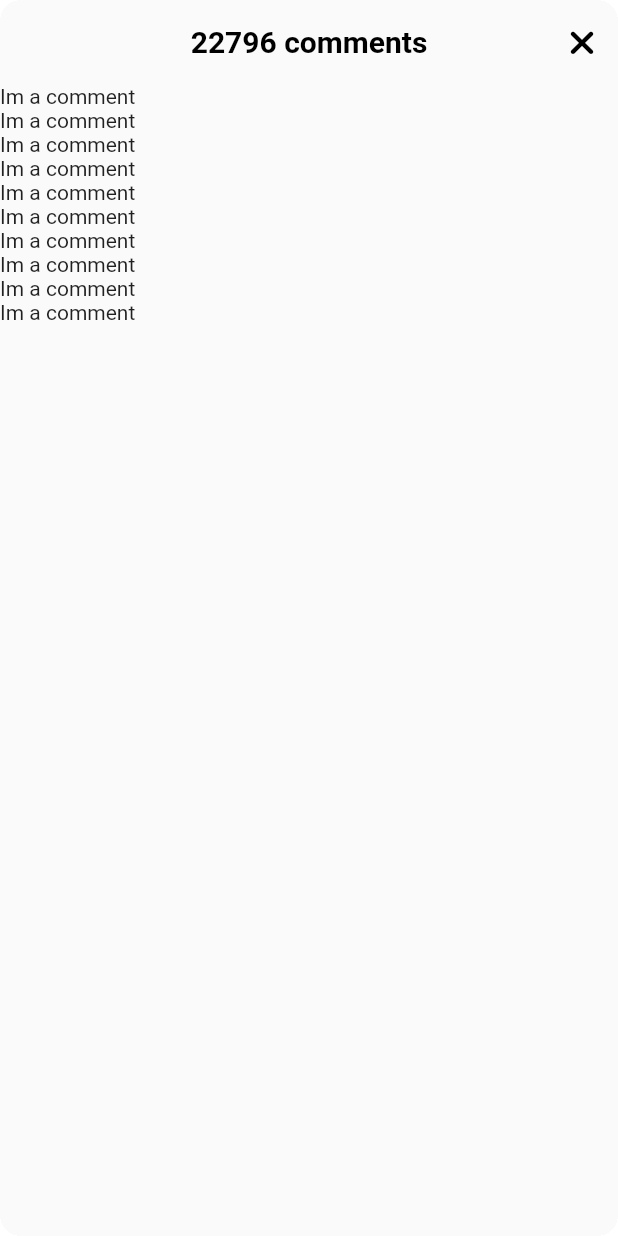
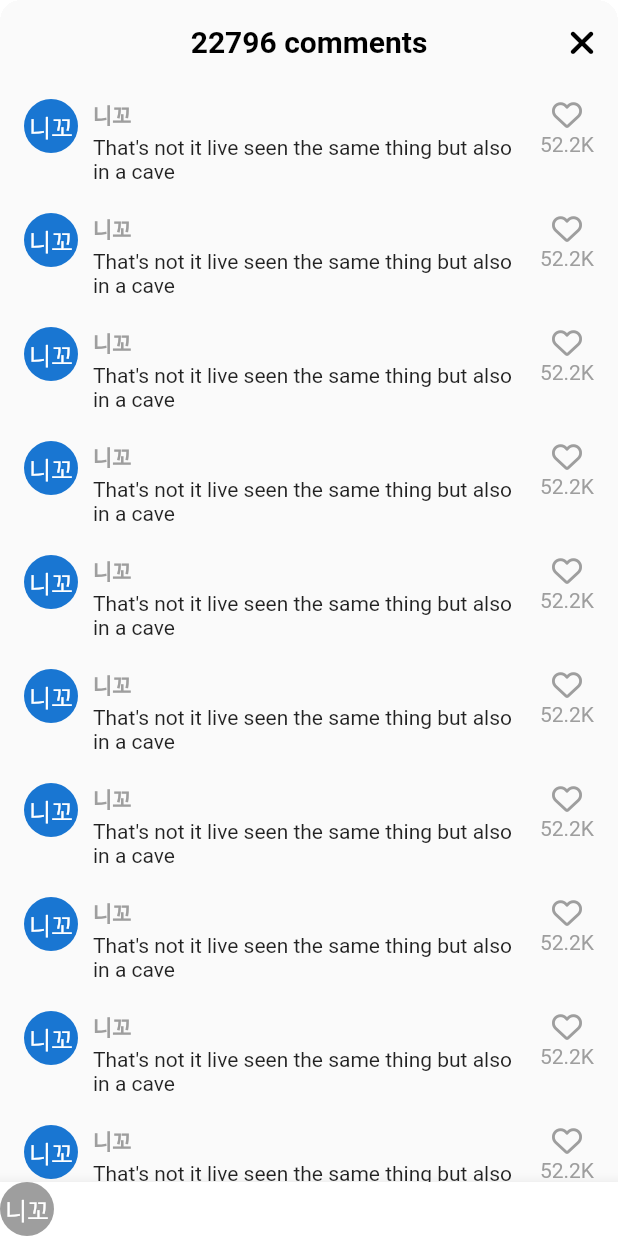
Before and after one commit to ghrms80/tiktok-clone, a Flutter app: the VideoComments screen opened directly, on a phone screen of 412 x 824 dp. Run offline on Flutter 3.47's test engine with Material 2 defaults, Android fonts, the phone set to English and light mode, and no system bars; our stand-ins replace font_awesome_flutter, marquee, video_player, visibility_detector; network calls fail.

Commit message:
8.1 Comments

```diff
--- a/lib/features/videos/widgets/video_comments.dart
+++ b/lib/features/videos/widgets/video_comments.dart
@@ -1,5 +1,6 @@
 import 'package:flutter/material.dart';
 import 'package:font_awesome_flutter/font_awesome_flutter.dart';
+import 'package:tiktok_clone/constants/gaps.dart';
 import 'package:tiktok_clone/constants/sizes.dart';
 
 class VideoComments extends StatefulWidget {
@@ -35,10 +36,70 @@ class _VideoCommentsState extends State<VideoComments> {
             )
           ],
         ),
-        body: ListView.builder(
+        body: ListView.separated(
+          padding: const EdgeInsets.symmetric(
+            vertical: Sizes.size10,
+            horizontal: Sizes.size16,
+          ),
+          separatorBuilder: (context, index) => Gaps.v20,
           itemCount: 10,
-          itemBuilder: (context, index) => Container(
-            child: const Text('Im a comment'),
+          itemBuilder: (context, index) => Row(
+            crossAxisAlignment: CrossAxisAlignment.start,
+            children: [
+              const CircleAvatar(
+                radius: 18,
+                child: Text("니꼬"),
+              ),
+              Gaps.h10,
+              Expanded(
+                child: Column(
+                  crossAxisAlignment: CrossAxisAlignment.start,
+                  children: [
+                    Text(
+                      '니꼬',
+                      style: TextStyle(
+                        fontSize: Sizes.size14,
+                        fontWeight: FontWeight.bold,
+                        color: Colors.grey.shade500,
+                      ),
+                    ),
+                    Gaps.v3,
+                    const Text(
+                        "That's not it live seen the same thing but also in a cave"),
+                  ],
+                ),
+              ),
+              Gaps.h10,
+              Column(
+                children: [
+                  FaIcon(
+                    FontAwesomeIcons.heart,
+                    color: Colors.grey.shade500,
+                    size: Sizes.size20,
+                  ),
+                  Gaps.v2,
+                  Text(
+                    '52.2K',
+                    style: TextStyle(
+                      color: Colors.grey.shade500,
+                    ),
+                  ),
+                ],
+              ),
+            ],
+          ),
+        ),
+        bottomNavigationBar: BottomAppBar(
+          color: Colors.white,
+          child: Row(
+            children: [
+              CircleAvatar(
+                radius: 18,
+                backgroundColor: Colors.grey.shade500,
+                foregroundColor: Colors.white,
+                child: const Text('니꼬'),
+              ),
+            ],
           ),
         ),
       ),
```
